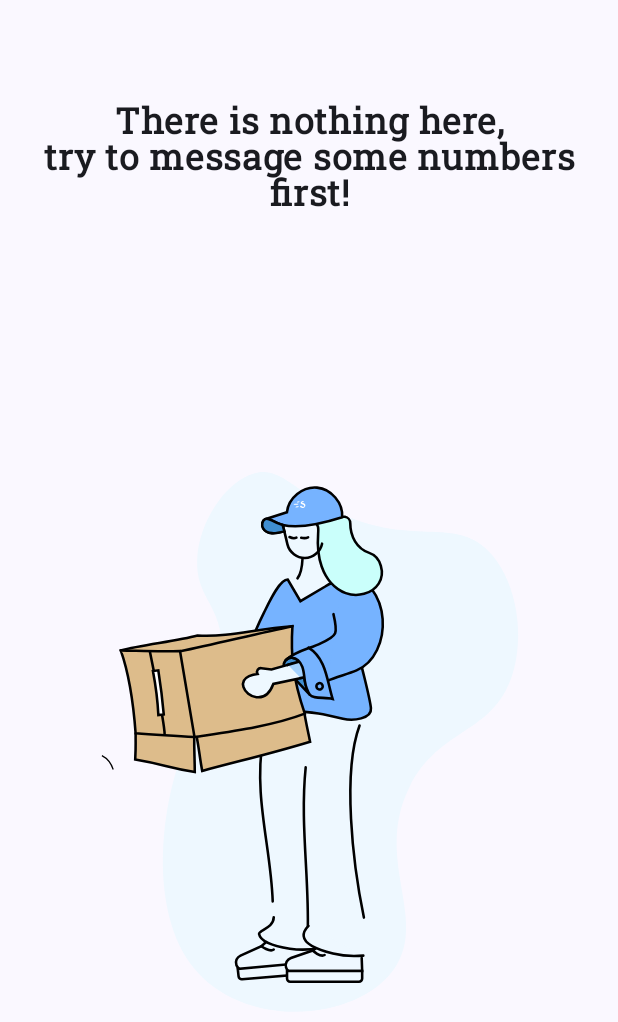
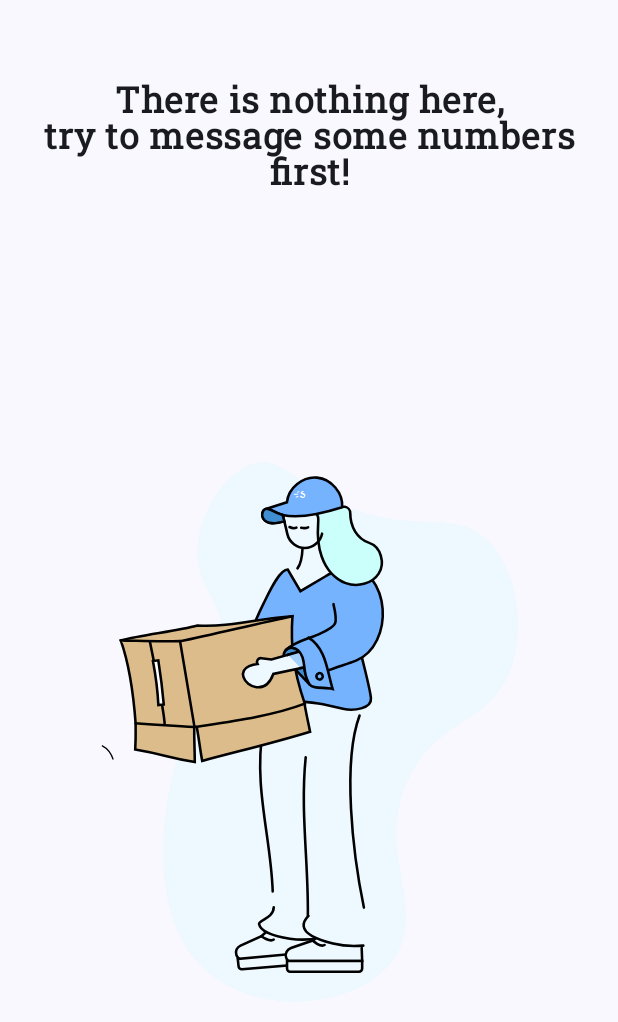
Before and after one commit to arizonaadipradana/WhatsappQuickChat, an Android app built with Jetpack Compose: the HistoryPage screen opened through its navigation route, on a phone screen of 412 x 824 dp. Shown: the top 1022 px of the screen. Run offline under Robolectric (Android 15) with nearby library versions, the phone set to English and light mode, and no system bars; our stand-ins replace Room's generated code, livedata-compose; libraries missing offline, so code that uses them is left out: com.togitech.ccp; 1 statement that could not run was skipped.

Commit message:
Fixing bugs on History Page

```diff
--- a/app/src/main/java/com/uberalles/whatsappquickchat/MainActivity.kt
+++ b/app/src/main/java/com/uberalles/whatsappquickchat/MainActivity.kt
@@ -6,16 +6,11 @@ import androidx.activity.compose.setContent
 import androidx.compose.foundation.layout.fillMaxSize
 import androidx.compose.material3.MaterialTheme
 import androidx.compose.material3.Surface
-import androidx.compose.runtime.mutableStateOf
-import androidx.compose.runtime.saveable.rememberSaveable
 import androidx.compose.ui.Modifier
-import androidx.compose.ui.text.input.TextFieldValue
 import androidx.navigation.NavHostController
 import androidx.navigation.compose.rememberNavController
 import com.uberalles.whatsappquickchat.database.HistoryDao
 import com.uberalles.whatsappquickchat.database.HistoryDatabase
-import com.uberalles.whatsappquickchat.database.HistoryRepository
-import com.uberalles.whatsappquickchat.ui.home.HomePage
 import com.uberalles.whatsappquickchat.navigation.NavGraph
 import com.uberalles.whatsappquickchat.ui.theme.WhatsappQuickChatTheme
 
@@ -35,7 +30,7 @@ class MainActivity : ComponentActivity() {
                 ) {
                     navController = rememberNavController()
                     historyDao = HistoryDatabase.getInstance(application).historyDao()
-                    viewModel = MainViewModel(HistoryRepository(historyDao))
+                    viewModel = MainViewModel()
 
                     NavGraph(
                         navController = navController,
--- a/app/src/main/java/com/uberalles/whatsappquickchat/MainViewModel.kt
+++ b/app/src/main/java/com/uberalles/whatsappquickchat/MainViewModel.kt
@@ -9,9 +9,10 @@ import com.uberalles.whatsappquickchat.database.HistoryDatabase
 import com.uberalles.whatsappquickchat.database.HistoryRepository
 import kotlinx.coroutines.launch
 
-class MainViewModel(private var repository: HistoryRepository) : ViewModel() {
+class MainViewModel : ViewModel() {
     private val getAll: LiveData<List<History>>
     private val application: Application = Application()
+    private val repository: HistoryRepository
 
     init {
         val historyDao = HistoryDatabase.getInstance(application).historyDao()
--- a/app/src/main/java/com/uberalles/whatsappquickchat/navigation/NavGraph.kt
+++ b/app/src/main/java/com/uberalles/whatsappquickchat/navigation/NavGraph.kt
@@ -23,7 +23,7 @@ fun NavGraph(
             )
         }
         composable(Screen.History.route) {
-            HistoryPage(navController = navController, viewModel = viewModel)
+            HistoryPage( viewModel = viewModel)
         }
     }
 }
--- a/app/src/main/java/com/uberalles/whatsappquickchat/ui/history/HistoryPage.kt
+++ b/app/src/main/java/com/uberalles/whatsappquickchat/ui/history/HistoryPage.kt
@@ -58,7 +58,6 @@ import androidx.compose.ui.tooling.preview.Devices
 import androidx.compose.ui.tooling.preview.Preview
 import androidx.compose.ui.unit.dp
 import androidx.compose.ui.unit.sp
-import androidx.navigation.NavController
 import com.airbnb.lottie.compose.LottieAnimation
 import com.airbnb.lottie.compose.LottieCompositionSpec
 import com.airbnb.lottie.compose.LottieConstants
@@ -71,7 +70,6 @@ import com.uberalles.whatsappquickchat.ui.theme.RobotoSlab
 
 @Composable
 fun HistoryPage(
-    navController: NavController,
     viewModel: MainViewModel,
 ) {
     val context = LocalContext.current
@@ -82,14 +80,16 @@ fun HistoryPage(
         iterations = LottieConstants.IterateForever
     )
 
-    Scaffold(topBar = { AppBar(viewModel, isEmpty = history.isEmpty()) }) {
-        Box(modifier = Modifier.padding(it)) {
     if (history.isEmpty()) {
+        Scaffold {
             Column(
-                    modifier = Modifier.fillMaxSize(),
+                modifier = Modifier
+                    .fillMaxSize()
+                    .padding(it),
                 verticalArrangement = Arrangement.SpaceEvenly
             ) {
                 Text(
+                    modifier = Modifier.padding(top = 50.dp),
                     fontSize = 24.sp,
                     fontFamily = RobotoSlab,
                     fontWeight = FontWeight.W600,
@@ -97,9 +97,12 @@ fun HistoryPage(
                     textAlign = TextAlign.Center
                 )
                 LottieAnimation(composition = emptyList, progress = { progress })
-
+            }
         }
     } else {
+        Scaffold(topBar = { AppBar(viewModel) }) {
+            Box(modifier = Modifier.padding(it)) {
+
                 LazyColumn {
                     items(history) { history ->
                         ListHistory(
@@ -112,11 +115,11 @@ fun HistoryPage(
                         )
                     }
                 }
+
+            }
+        }
     }
 
-        }
-
-    }
 }
 
 @OptIn(ExperimentalMaterial3Api::class)
@@ -167,6 +170,7 @@ fun ListHistory(
             Row(
                 modifier = Modifier
                     .fillMaxWidth(),
+                horizontalArrangement = Arrangement.SpaceBetween
             ) {
                 Text(
                     modifier = Modifier
@@ -178,8 +182,6 @@ fun ListHistory(
                     maxLines = 1
                 )
                 Row(
-                    modifier = Modifier
-                        .width(100.dp),
                     horizontalArrangement = Arrangement.End,
                     verticalAlignment = CenterVertically
                 ) {
@@ -234,15 +236,11 @@ fun ListHistory(
 @Composable
 fun AppBar(
     viewModel: MainViewModel,
-    isEmpty: Boolean
 ) {
     TopAppBar(
         modifier = Modifier,
         title = { },
         actions = {
-            if (isEmpty) {
-
-            } else {
             IconButton(
                 onClick = {
                     viewModel.deleteAll()
@@ -256,7 +254,7 @@ fun AppBar(
                     contentDescription = null
                 )
             }
-            }
+
 
         }
     )
@@ -287,7 +285,7 @@ private fun sendAgain(
 @Composable
 fun ListPreview() {
     ListHistory(
-        phoneNumber = "12345678910111111231241312",
+        phoneNumber = "+62895355768211",
         onClickSend = { },
         createdAt = "12/12/2021",
         message = "e1s2e1 2c4e31 d1234d "
--- a/app/src/main/java/com/uberalles/whatsappquickchat/ui/theme/Theme.kt
+++ b/app/src/main/java/com/uberalles/whatsappquickchat/ui/theme/Theme.kt
@@ -39,7 +39,7 @@ private val LightColorScheme = lightColorScheme(
 
 @Composable
 fun WhatsappQuickChatTheme(
-    darkTheme: Boolean = isSystemInDarkTheme(),
+    darkTheme: Boolean = false,
     // Dynamic color is available on Android 12+
     dynamicColor: Boolean = true,
     content: @Composable () -> Unit
```
Also changed, not shown: app/src/main/java/com/uberalles/whatsappquickchat/ui/home/HomePage.kt (+8 -4 lines). Lines whose indentation alone changed are shown as unchanged.
